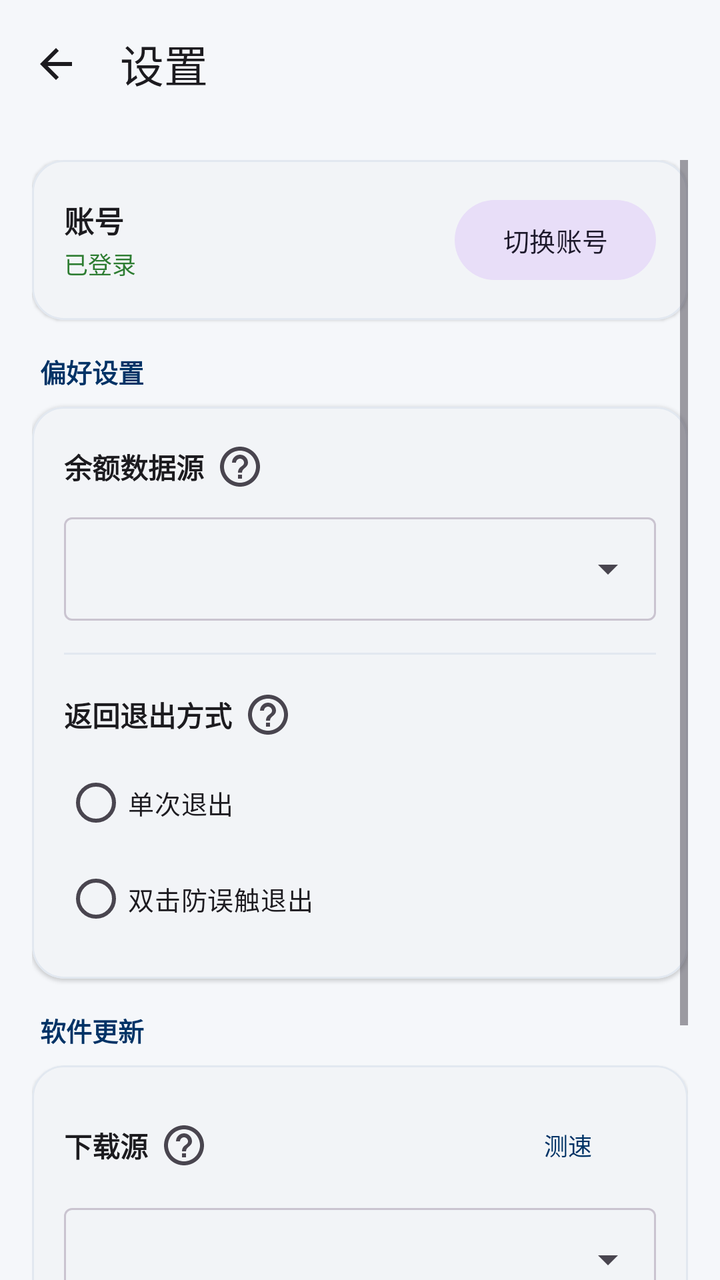
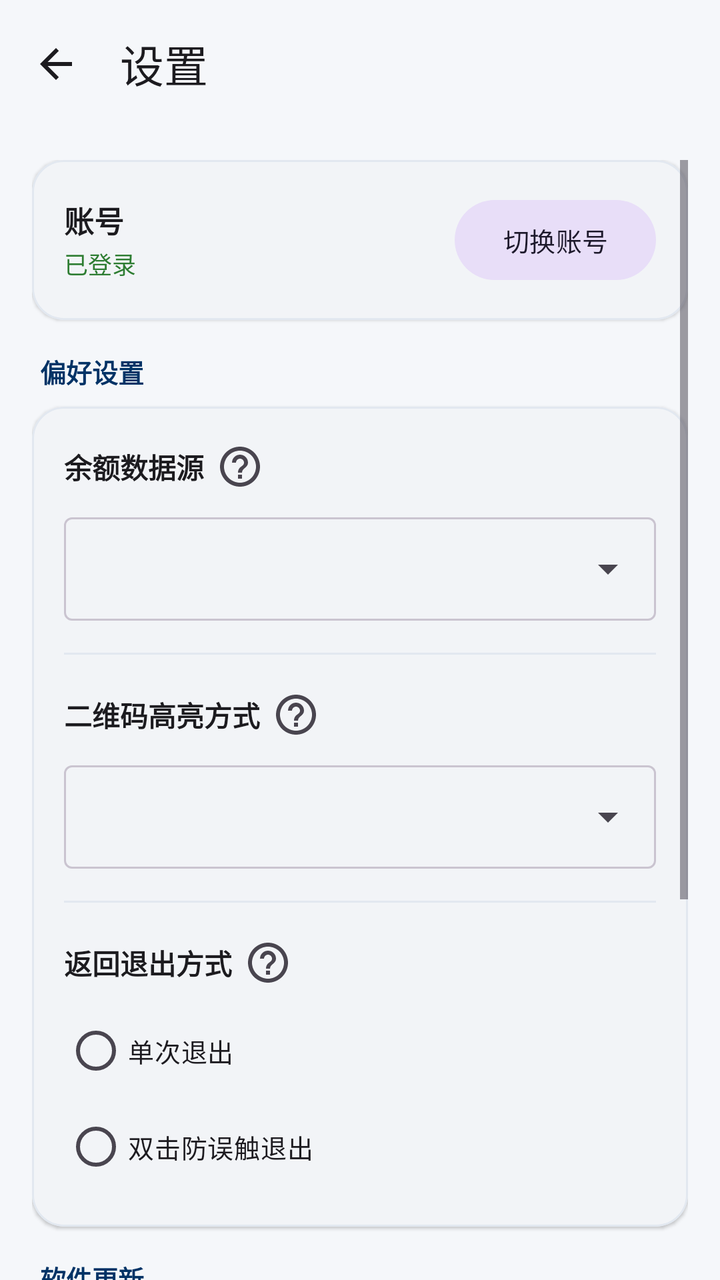

The first picture is an Android layout as it rendered before a commit; the second is the same layout after the commit. The layout source and the unified diff follow.
<!-- AndroidManifest.xml: application theme Theme.Ecode -->
<!-- res/layout/activity_settings.xml -->
<?xml version="1.0" encoding="utf-8"?>
<LinearLayout
    xmlns:android="http://schemas.android.com/apk/res/android"
    xmlns:app="http://schemas.android.com/apk/res-auto"
    android:id="@+id/rootSettingsLayout"
    android:layout_width="match_parent"
    android:layout_height="match_parent"
    android:background="?android:colorBackground"
    android:orientation="vertical">

    
    <com.google.android.material.appbar.MaterialToolbar
        android:id="@+id/toolbarSettings"
        android:layout_width="match_parent"
        android:layout_height="?attr/actionBarSize"
        app:navigationContentDescription="@string/action_back"
        app:navigationIcon="@drawable/ic_arrow_back"
        app:navigationIconTint="?attr/colorOnSurface"
        app:title="@string/settings_title"
        app:titleTextColor="?attr/colorOnSurface" />

    <ScrollView
        android:layout_width="match_parent"
        android:layout_height="match_parent"
        android:clipToPadding="false"
        android:padding="16dp">

        <LinearLayout
            android:layout_width="match_parent"
            android:layout_height="wrap_content"
            android:orientation="vertical">

            
            <com.google.android.material.card.MaterialCardView
                android:layout_width="match_parent"
                android:layout_height="wrap_content"
                android:layout_marginBottom="16dp"
                app:cardBackgroundColor="?attr/colorSurfaceContainer"
                app:cardCornerRadius="16dp"
                app:cardElevation="1dp"
                app:strokeColor="?attr/colorOutlineVariant"
                app:strokeWidth="1dp">

                <LinearLayout
                    android:layout_width="match_parent"
                    android:layout_height="wrap_content"
                    android:gravity="center_vertical"
                    android:orientation="horizontal"
                    android:padding="16dp">

                    <LinearLayout
                        android:layout_width="0dp"
                        android:layout_height="wrap_content"
                        android:layout_weight="1"
                        android:orientation="vertical">

                        <TextView
                            android:id="@+id/tvAccountTitle"
                            android:layout_width="wrap_content"
                            android:layout_height="wrap_content"
                            android:text="@string/settings_account_section"
                            android:textColor="?attr/colorOnSurface"
                            android:textSize="15sp"
                            android:textStyle="bold" />

                        <TextView
                            android:id="@+id/tvAccountStatus"
                            android:layout_width="wrap_content"
                            android:layout_height="wrap_content"
                            android:layout_marginTop="2dp"
                            android:text="@string/account_logged_in"
                            android:textColor="@color/status_pill_text"
                            android:textSize="12sp" />
                    </LinearLayout>

                    <com.google.android.material.button.MaterialButton
                        android:id="@+id/btnSwitchAccount"
                        style="@style/Widget.Material3.Button.TonalButton"
                        android:layout_width="wrap_content"
                        android:layout_height="wrap_content"
                        android:text="@string/settings_switch_account"
                        android:textSize="13sp" />
                </LinearLayout>
            </com.google.android.material.card.MaterialCardView>

            
            <TextView
                android:layout_width="wrap_content"
                android:layout_height="wrap_content"
                android:layout_marginStart="4dp"
                android:layout_marginBottom="8dp"
                android:text="@string/settings_navigation_section"
                android:textColor="?attr/colorPrimary"
                android:textSize="13sp"
                android:textStyle="bold" />

            
            <com.google.android.material.card.MaterialCardView
                android:layout_width="match_parent"
                android:layout_height="wrap_content"
                android:layout_marginBottom="16dp"
                app:cardBackgroundColor="?attr/colorSurfaceContainer"
                app:cardCornerRadius="16dp"
                app:cardElevation="1dp"
                app:strokeColor="?attr/colorOutlineVariant"
                app:strokeWidth="1dp">

                <LinearLayout
                    android:layout_width="match_parent"
                    android:layout_height="wrap_content"
                    android:orientation="vertical"
                    android:padding="16dp">

                    
                    <LinearLayout
                        android:layout_width="match_parent"
                        android:layout_height="wrap_content"
                        android:gravity="center_vertical"
                        android:orientation="horizontal">

                        <TextView
                            android:layout_width="wrap_content"
                            android:layout_height="wrap_content"
                            android:text="@string/settings_balance_source"
                            android:textColor="?attr/colorOnSurface"
                            android:textSize="14sp"
                            android:textStyle="bold" />

                        <ImageButton
                            android:id="@+id/btnHelpBalanceSource"
                            android:layout_width="28dp"
                            android:layout_height="28dp"
                            android:layout_marginStart="4dp"
                            android:background="?attr/selectableItemBackgroundBorderless"
                            android:contentDescription="@string/help_icon_desc"
                            android:padding="4dp"
                            android:src="@drawable/ic_help_outline"
                            app:tint="?attr/colorOnSurfaceVariant" />
                    </LinearLayout>

                    <com.google.android.material.textfield.TextInputLayout
                        style="@style/Widget.Material3.TextInputLayout.OutlinedBox.ExposedDropdownMenu"
                        android:layout_width="match_parent"
                        android:layout_height="wrap_content"
                        android:layout_marginTop="6dp"
                        android:layout_marginBottom="16dp">

                        <com.google.android.material.textfield.MaterialAutoCompleteTextView
                            android:id="@+id/ddlBalanceSource"
                            android:layout_width="match_parent"
                            android:layout_height="wrap_content"
                            android:inputType="none"
                            android:textSize="13sp" />
                    </com.google.android.material.textfield.TextInputLayout>

                    <View
                        android:layout_width="match_parent"
                        android:layout_height="1dp"
                        android:layout_marginBottom="16dp"
                        android:background="?attr/colorOutlineVariant" />

                    
                    <LinearLayout
                        android:layout_width="match_parent"
                        android:layout_height="wrap_content"
                        android:gravity="center_vertical"
                        android:orientation="horizontal">

                        <TextView
                            android:layout_width="wrap_content"
                            android:layout_height="wrap_content"
                            android:text="@string/settings_back_mode"
                            android:textColor="?attr/colorOnSurface"
                            android:textSize="14sp"
                            android:textStyle="bold" />

                        <ImageButton
                            android:id="@+id/btnHelpBackMode"
                            android:layout_width="28dp"
                            android:layout_height="28dp"
                            android:layout_marginStart="4dp"
                            android:background="?attr/selectableItemBackgroundBorderless"
                            android:contentDescription="@string/help_icon_desc"
                            android:padding="4dp"
                            android:src="@drawable/ic_help_outline"
                            app:tint="?attr/colorOnSurfaceVariant" />
                    </LinearLayout>

                    <RadioGroup
                        android:id="@+id/radioGroupBackMode"
                        android:layout_width="match_parent"
                        android:layout_height="wrap_content"
                        android:layout_marginTop="6dp"
                        android:orientation="vertical">

                        <com.google.android.material.radiobutton.MaterialRadioButton
                            android:id="@+id/radioSingle"
                            android:layout_width="match_parent"
                            android:layout_height="wrap_content"
                            android:text="@string/settings_back_single"
                            android:textSize="13sp" />

                        <com.google.android.material.radiobutton.MaterialRadioButton
                            android:id="@+id/radioDouble"
                            android:layout_width="match_parent"
                            android:layout_height="wrap_content"
                            android:text="@string/settings_back_double"
                            android:textSize="13sp" />
                    </RadioGroup>
                </LinearLayout>
            </com.google.android.material.card.MaterialCardView>

            
            <LinearLayout
                android:layout_width="match_parent"
                android:layout_height="wrap_content"
                android:layout_marginStart="4dp"
                android:layout_marginBottom="8dp"
                android:gravity="center_vertical"
                android:orientation="horizontal">

                <TextView
                    android:layout_width="0dp"
                    android:layout_height="wrap_content"
                    android:layout_weight="1"
                    android:text="@string/settings_about_section"
                    android:textColor="?attr/colorPrimary"
                    android:textSize="13sp"
                    android:textStyle="bold" />

                <TextView
                    android:id="@+id/tvVersion"
                    android:layout_width="wrap_content"
                    android:layout_height="wrap_content"
                    android:textColor="?attr/colorOnSurfaceVariant"
                    android:textSize="12sp" />
            </LinearLayout>

            
            <com.google.android.material.card.MaterialCardView
                android:layout_width="match_parent"
                android:layout_height="wrap_content"
                android:layout_marginBottom="24dp"
                app:cardBackgroundColor="?attr/colorSurfaceContainer"
                app:cardCornerRadius="16dp"
                app:cardElevation="1dp"
                app:strokeColor="?attr/colorOutlineVariant"
                app:strokeWidth="1dp">

                <LinearLayout
                    android:layout_width="match_parent"
                    android:layout_height="wrap_content"
                    android:orientation="vertical"
                    android:padding="16dp">

                    
                    <LinearLayout
                        android:layout_width="match_parent"
                        android:layout_height="wrap_content"
                        android:gravity="center_vertical"
                        android:orientation="horizontal">

                        <TextView
                            android:layout_width="wrap_content"
                            android:layout_height="wrap_content"
                            android:text="@string/update_source_label"
                            android:textColor="?attr/colorOnSurface"
                            android:textSize="14sp"
                            android:textStyle="bold" />

                        <ImageButton
                            android:id="@+id/btnHelpUpdateSource"
                            android:layout_width="28dp"
                            android:layout_height="28dp"
                            android:layout_marginStart="4dp"
                            android:background="?attr/selectableItemBackgroundBorderless"
                            android:contentDescription="@string/help_icon_desc"
                            android:padding="4dp"
                            android:src="@drawable/ic_help_outline"
                            app:tint="?attr/colorOnSurfaceVariant" />

                        <View
                            android:layout_width="0dp"
                            android:layout_height="0dp"
                            android:layout_weight="1" />

                        <com.google.android.material.button.MaterialButton
                            android:id="@+id/btnSpeedTest"
                            style="@style/Widget.Material3.Button.TextButton"
                            android:layout_width="wrap_content"
                            android:layout_height="wrap_content"
                            android:text="@string/update_speed_test"
                            android:textSize="12sp" />
                    </LinearLayout>

                    <com.google.android.material.textfield.TextInputLayout
                        style="@style/Widget.Material3.TextInputLayout.OutlinedBox.ExposedDropdownMenu"
                        android:layout_width="match_parent"
                        android:layout_height="wrap_content"
                        android:layout_marginTop="2dp"
                        android:layout_marginBottom="12dp">

                        <com.google.android.material.textfield.MaterialAutoCompleteTextView
                            android:id="@+id/ddlUpdateSource"
                            android:layout_width="match_parent"
                            android:layout_height="wrap_content"
                            android:inputType="none"
                            android:textSize="13sp" />
                    </com.google.android.material.textfield.TextInputLayout>

                    
                    <com.google.android.material.button.MaterialButton
                        android:id="@+id/btnCheckUpdate"
                        style="@style/Widget.Material3.Button.TonalButton"
                        android:layout_width="match_parent"
                        android:layout_height="wrap_content"
                        android:text="@string/settings_check_update"
                        android:textSize="13sp" />

                    
                    <TextView
                        android:id="@+id/tvUpdateStatus"
                        android:layout_width="match_parent"
                        android:layout_height="wrap_content"
                        android:layout_marginTop="8dp"
                        android:textColor="?attr/colorOnSurface"
                        android:textSize="13sp"
                        android:visibility="gone" />

                    <TextView
                        android:id="@+id/tvChangelog"
                        android:layout_width="match_parent"
                        android:layout_height="wrap_content"
                        android:layout_marginTop="4dp"
                        android:lineSpacingExtra="2dp"
                        android:textColor="?attr/colorOnSurfaceVariant"
                        android:textSize="12sp"
                        android:visibility="gone" />

                    <ProgressBar
                        android:id="@+id/progressDownload"
                        style="?android:attr/progressBarStyleHorizontal"
                        android:layout_width="match_parent"
                        android:layout_height="wrap_content"
                        android:layout_marginTop="8dp"
                        android:max="100"
                        android:visibility="gone" />

                    <TextView
                        android:id="@+id/tvProgress"
                        android:layout_width="match_parent"
                        android:layout_height="wrap_content"
                        android:layout_marginTop="4dp"
                        android:textColor="?attr/colorOnSurfaceVariant"
                        android:textSize="12sp"
                        android:visibility="gone" />

                    <com.google.android.material.button.MaterialButton
                        android:id="@+id/btnUpdateAction"
                        android:layout_width="match_parent"
                        android:layout_height="wrap_content"
                        android:layout_marginTop="8dp"
                        android:textSize="13sp"
                        android:visibility="gone" />

                </LinearLayout>
            </com.google.android.material.card.MaterialCardView>

            
            <TextView
                android:id="@+id/tvCredit"
                android:layout_width="match_parent"
                android:layout_height="wrap_content"
                android:layout_marginBottom="16dp"
                android:gravity="center"
                android:text="@string/settings_credit"
                android:textColor="?attr/colorOnSurfaceVariant"
                android:textSize="12sp" />

        </LinearLayout>
    </ScrollView>
</LinearLayout>
<!-- resources referenced by this layout -->
<resources>
  <color name="status_pill_text">#2E7D32</color>
  <!-- drawable ic_arrow_back (drawable) -->
  <?xml version="1.0" encoding="utf-8"?>
  <vector xmlns:android="http://schemas.android.com/apk/res/android"
      android:width="24dp"
      android:height="24dp"
      android:viewportWidth="24"
      android:viewportHeight="24">
      <path
          android:fillColor="#FF000000"
          android:pathData="M20,11H7.83l5.59,-5.59L12,4l-8,8 8,8 1.41,-1.41L7.83,13H20v-2z" />
  </vector>
  <!-- drawable ic_help_outline (drawable) -->
  <?xml version="1.0" encoding="utf-8"?>
  <vector xmlns:android="http://schemas.android.com/apk/res/android"
      android:width="24dp"
      android:height="24dp"
      android:viewportWidth="24"
      android:viewportHeight="24">
      <path
          android:fillColor="#FF000000"
          android:pathData="M11,18h2v-2h-2v2zM12,2C6.48,2 2,6.48 2,12s4.48,10 10,10 10,-4.48 10,-10S17.52,2 12,2zM12,20c-4.41,0 -8,-3.59 -8,-8s3.59,-8 8,-8 8,3.59 8,8 -3.59,8 -8,8zM12,6c-2.21,0 -4,1.79 -4,4h2c0,-1.1 0.9,-2 2,-2s2,0.9 2,2c0,2 -3,1.75 -3,5h2c0,-2.25 3,-2.5 3,-5 0,-2.21 -1.79,-4 -4,-4z" />
  </vector>
  <string name="account_logged_in">已登录</string>
  <string name="action_back">返回</string>
  <string name="help_icon_desc">说明</string>
  <string name="settings_about_section">软件更新</string>
  <string name="settings_account_section">账号</string>
  <string name="settings_back_double">双击防误触退出</string>
  <string name="settings_back_mode">返回退出方式</string>
  <string name="settings_back_single">单次退出</string>
  <string name="settings_balance_source">余额数据源</string>
  <string name="settings_check_update">检查更新</string>
  <string name="settings_credit">NEU-Ecode · acdc</string>
  <string name="settings_navigation_section">偏好设置</string>
  <string name="settings_switch_account">切换账号</string>
  <string name="settings_title">设置</string>
  <string name="update_source_label">下载源</string>
  <string name="update_speed_test">测速</string>
  <color name="md_theme_primary">#003366</color>
  <color name="md_theme_on_primary">#FFFFFF</color>
  <color name="md_theme_primary_container">#D6E4F0</color>
  <color name="md_theme_on_primary_container">#001D36</color>
  <color name="md_theme_secondary">#535F70</color>
  <color name="md_theme_on_secondary">#FFFFFF</color>
  <color name="md_theme_background">#F5F7FA</color>
  <color name="md_theme_on_background">#1C1B1F</color>
  <color name="md_theme_surface">#FFFFFF</color>
  <color name="md_theme_on_surface">#1C1B1F</color>
  <color name="md_theme_surface_container">#FFFFFF</color>
  <color name="md_theme_surface_container_high">#EEF2F6</color>
  <color name="md_theme_on_surface_variant">#49454F</color>
  <color name="md_theme_outline">#CAC4D0</color>
  <color name="md_theme_outline_variant">#E2E8F0</color>
  <!-- unchanged entries left out for length: 1 -->
</resources>

<!-- the commit's change to res/layout/activity_settings.xml (unified diff, before → after) -->
@@ -169,6 +169,54 @@
                         <TextView
                             android:layout_width="wrap_content"
                             android:layout_height="wrap_content"
+                            android:text="@string/settings_qr_brightness_mode"
+                            android:textColor="?attr/colorOnSurface"
+                            android:textSize="14sp"
+                            android:textStyle="bold" />
+
+                        <ImageButton
+                            android:id="@+id/btnHelpQrBrightness"
+                            android:layout_width="28dp"
+                            android:layout_height="28dp"
+                            android:layout_marginStart="4dp"
+                            android:background="?attr/selectableItemBackgroundBorderless"
+                            android:contentDescription="@string/help_icon_desc"
+                            android:padding="4dp"
+                            android:src="@drawable/ic_help_outline"
+                            app:tint="?attr/colorOnSurfaceVariant" />
+                    </LinearLayout>
+
+                    <com.google.android.material.textfield.TextInputLayout
+                        style="@style/Widget.Material3.TextInputLayout.OutlinedBox.ExposedDropdownMenu"
+                        android:layout_width="match_parent"
+                        android:layout_height="wrap_content"
+                        android:layout_marginTop="6dp"
+                        android:layout_marginBottom="16dp">
+
+                        <com.google.android.material.textfield.MaterialAutoCompleteTextView
+                            android:id="@+id/ddlQrBrightness"
+                            android:layout_width="match_parent"
+                            android:layout_height="wrap_content"
+                            android:inputType="none"
+                            android:textSize="13sp" />
+                    </com.google.android.material.textfield.TextInputLayout>
+
+                    <View
+                        android:layout_width="match_parent"
+                        android:layout_height="1dp"
+                        android:layout_marginBottom="16dp"
+                        android:background="?attr/colorOutlineVariant" />
+
+                    
+                    <LinearLayout
+                        android:layout_width="match_parent"
+                        android:layout_height="wrap_content"
+                        android:gravity="center_vertical"
+                        android:orientation="horizontal">
+
+                        <TextView
+                            android:layout_width="wrap_content"
+                            android:layout_height="wrap_content"
                             android:text="@string/settings_back_mode"
                             android:textColor="?attr/colorOnSurface"
                             android:textSize="14sp"
<!-- resource entries referenced after the edit -->
@@ -35,6 +35,7 @@
   <string name="settings_check_update">检查更新</string>
   <string name="settings_credit">NEU-Ecode · acdc</string>
   <string name="settings_navigation_section">偏好设置</string>
+  <string name="settings_qr_brightness_mode">二维码高亮方式</string>
   <string name="settings_switch_account">切换账号</string>
   <string name="settings_title">设置</string>
   <string name="update_source_label">下载源</string>
